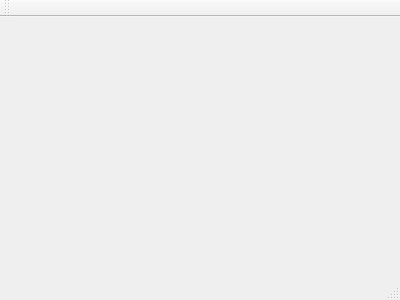
Above: qt/qt5_mastering_demo01/demo/mainwindow.ui from feishengfei/workspace before the change. Below: the same form after it.
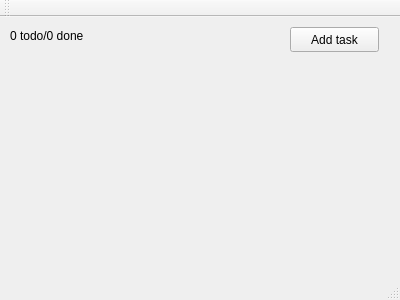
That is the form after the change.

```diff
--- a/qt/qt5_mastering_demo01/demo/mainwindow.ui
+++ b/qt/qt5_mastering_demo01/demo/mainwindow.ui
@@ -12,13 +12,55 @@
   <property name="windowTitle" >
    <string>MainWindow</string>
   </property>
-  <widget class="QMenuBar" name="menuBar" />
-  <widget class="QToolBar" name="mainToolBar" />
-  <widget class="QWidget" name="centralWidget" />
-  <widget class="QStatusBar" name="statusBar" />
+  <widget class="QWidget" name="centralWidget">
+   <widget class="QLabel" name="statusLabel">
+    <property name="geometry">
+     <rect>
+      <x>10</x>
+      <y>10</y>
+      <width>101</width>
+      <height>17</height>
+     </rect>
+    </property>
+    <property name="text">
+     <string>0 todo/0 done</string>
+    </property>
+   </widget>
+   <widget class="QPushButton" name="addTaskButton">
+    <property name="geometry">
+     <rect>
+      <x>290</x>
+      <y>10</y>
+      <width>89</width>
+      <height>25</height>
+     </rect>
+    </property>
+    <property name="text">
+     <string>Add task</string>
+    </property>
+   </widget>
+  </widget>
+  <widget class="QMenuBar" name="menuBar">
+   <property name="geometry">
+    <rect>
+     <x>0</x>
+     <y>0</y>
+     <width>400</width>
+     <height>22</height>
+    </rect>
+   </property>
+  </widget>
+  <widget class="QToolBar" name="mainToolBar">
+   <attribute name="toolBarArea">
+    <enum>TopToolBarArea</enum>
+   </attribute>
+   <attribute name="toolBarBreak">
+    <bool>false</bool>
+   </attribute>
+  </widget>
+  <widget class="QStatusBar" name="statusBar"/>
  </widget>
- <layoutDefault spacing="6" margin="11" />
- <pixmapfunction></pixmapfunction>
+ <layoutdefault spacing="6" margin="11"/>
  <resources/>
  <connections/>
 </ui>
```
Left out of the diff: 7 changed lines with no effect on the pictures.
